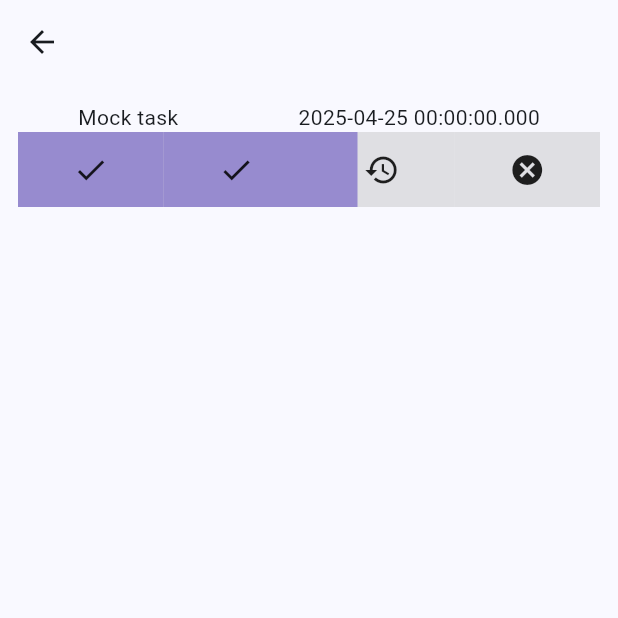
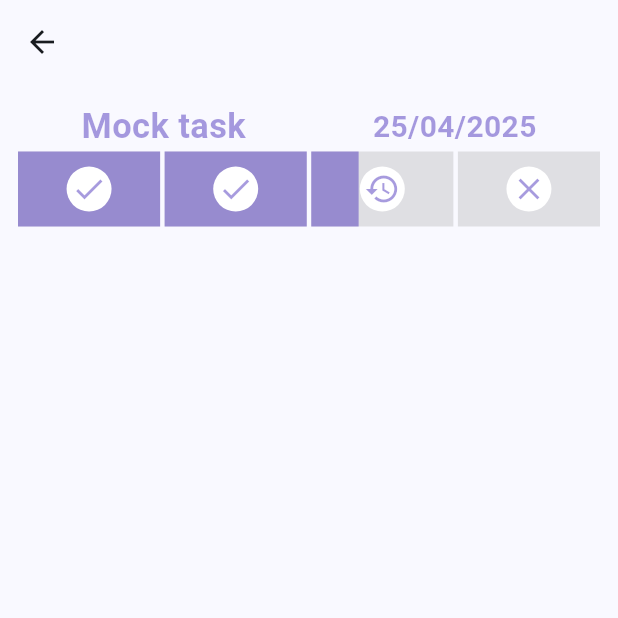
Before and after one commit to AlanTyping/pomodoro_flutter, a Flutter app: the _TaskHistoryView screen opened directly, on a phone screen of 412 x 824 dp, the top half of it. Run offline on Flutter 3.47's test engine with Material 3 defaults, Android fonts, the phone set to English and light mode, and no system bars; our stand-ins replace flutter_bloc, freezed_annotation, get_it, google_fonts, sqflite; accounts and stored records are empty; Roboto replaces fonts that are missing (Nokora).

Commit message:
feat: adding basic history_cards style

```diff
--- a/lib/feature/task_history/view/task_history_page.dart
+++ b/lib/feature/task_history/view/task_history_page.dart
@@ -1,5 +1,6 @@
 import 'package:flutter/material.dart';
 import 'package:flutter_bloc/flutter_bloc.dart';
+import 'package:intl/intl.dart';
 import 'package:pomodoro_flutter/feature/task/domain/entities/task_entities.dart';
 import 'package:pomodoro_flutter/feature/task_history/view/widgets/cycle-progress-bar.dart';
 
--- a/lib/feature/task_history/view/task_history_view.dart
+++ b/lib/feature/task_history/view/task_history_view.dart
@@ -34,17 +34,31 @@ final class _TaskHistoryView extends StatelessWidget {
 
                 return Column(
                   children: [
-                    if (index != 0)
-                      const SizedBox(
-                        height: 10,
-                        child: ColoredBox(color: Colors.green),
-                      ),
+                    if (index != 0) const SizedBox(height: 10),
                     Row(
                       mainAxisAlignment: MainAxisAlignment.spaceAround,
-                      children: [Text(task.title), Text(task.date.toString())],
+                      children: [
+                        Text(
+                          task.title,
+                          style: const TextStyle(
+                            fontSize: 23,
+                            fontWeight: FontWeight.bold,
+                            color: Color.fromARGB(125, 76, 51, 187),
+                          ),
+                        ),
+                        Text(
+                          DateFormat('dd/MM/yyyy').format(task.date),
+                          style: const TextStyle(
+                            fontSize: 20,
+                            fontWeight: FontWeight.bold,
+                            color: Color.fromARGB(125, 76, 51, 187),
+                          ),
+                        ),
+                      ],
                     ),
 
                     Row(
+                      spacing: 3,
                       children: [
                         for (var ciclo in Cycle.values)
                           CycleProgressBar(percentage: porcentajes[ciclo]!),
--- a/lib/feature/task_history/view/widgets/cycle-progress-bar.dart
+++ b/lib/feature/task_history/view/widgets/cycle-progress-bar.dart
@@ -11,7 +11,7 @@ class CycleProgressBar extends StatelessWidget {
     if (percentage == 1.0) {
       icon = Icons.check;
     } else if (percentage == 0.0) {
-      icon = Icons.cancel;
+      icon = Icons.close;
     } else {
       icon = Icons.restore_outlined;
     }
@@ -29,7 +29,23 @@ class CycleProgressBar extends StatelessWidget {
             ),
           ),
           Positioned.fill(
-            child: Align(alignment: Alignment.center, child: Icon(icon)),
+            child: Align(
+              alignment: Alignment.center,
+              child: Container(
+                height: 30,
+                width: 30,
+                decoration: BoxDecoration(
+                  borderRadius: BorderRadius.circular(100),
+                  color: Colors.white,
+                ),
+              ),
+            ),
+          ),
+          Positioned.fill(
+            child: Align(
+              alignment: Alignment.center,
+              child: Icon(icon, color: const Color.fromARGB(125, 76, 51, 187)),
+            ),
           ),
         ],
       ),
--- a/pubspec.yaml
+++ b/pubspec.yaml
@@ -15,6 +15,7 @@ dependencies:
   flutter_bloc: ^9.1.0
   get_it: ^8.0.3
   google_fonts: ^6.2.1
+  intl: ^0.20.2
 
 dev_dependencies:
   flutter_test:
```
Also changed, not shown: pubspec.lock.
